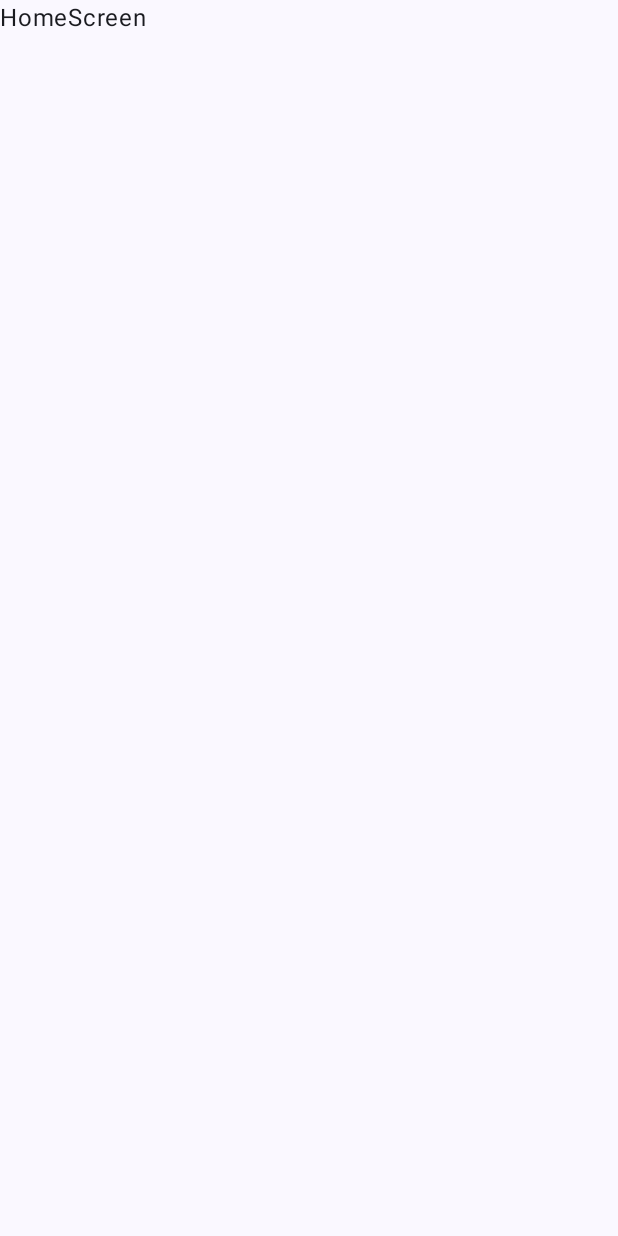
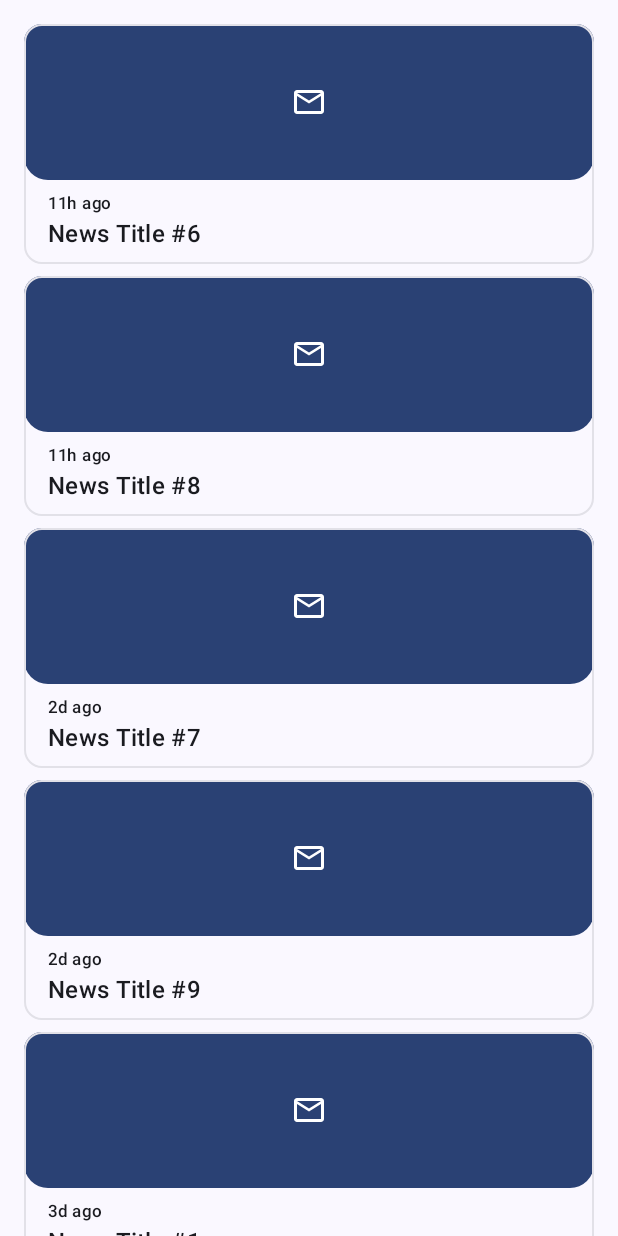
Before and after one commit to mnhyim/Newsss, an Android app built with Jetpack Compose: the screen it shows after launch (MainActivity), on a phone screen of 412 x 824 dp. Before the commit the screen is almost empty. Run offline under Robolectric (Android 15) with nearby library versions, the phone set to English and light mode, and no system bars.

Commit message:
feat: develop home screen ui even further using dummy data

```diff
--- /dev/null
+++ b/app/src/main/java/com/mnhyim/newsss/ui/components/NewsItem.kt
@@ -0,0 +1,66 @@
+package com.mnhyim.newsss.ui.components
+
+import androidx.compose.foundation.background
+import androidx.compose.foundation.layout.Box
+import androidx.compose.foundation.layout.Column
+import androidx.compose.foundation.layout.fillMaxWidth
+import androidx.compose.foundation.layout.padding
+import androidx.compose.foundation.shape.RoundedCornerShape
+import androidx.compose.material.icons.Icons
+import androidx.compose.material.icons.outlined.Email
+import androidx.compose.material3.CardDefaults
+import androidx.compose.material3.Icon
+import androidx.compose.material3.MaterialTheme
+import androidx.compose.material3.OutlinedCard
+import androidx.compose.material3.Text
+import androidx.compose.runtime.Composable
+import androidx.compose.ui.Alignment
+import androidx.compose.ui.Modifier
+import androidx.compose.ui.unit.dp
+import com.mnhyim.newsss.domain.model.News
+import com.mnhyim.newsss.ui.util.toRelativeTimeString
+
+@Composable
+fun NewsItem(
+    news: News,
+    onClick: () -> Unit,
+    modifier: Modifier = Modifier
+) {
+    OutlinedCard(
+        onClick = onClick,
+        border = CardDefaults.outlinedCardBorder(enabled = false),
+        modifier = modifier
+    ) {
+        Column {
+            /* TODO: News image should be here, fallback to icon when there's no image or network error */
+            Box(
+                contentAlignment = Alignment.Center,
+                modifier = Modifier
+                    .fillMaxWidth()
+                    .background(
+                        MaterialTheme.colorScheme.primary,
+                        RoundedCornerShape(0.dp, 0.dp, 16.dp, 16.dp)
+                    )
+            ) {
+                Icon(
+                    /* TODO: Should change to correct Icon from Material Icons Extended later */
+                    imageVector = Icons.Outlined.Email,
+                    contentDescription = null,
+                    tint = MaterialTheme.colorScheme.onPrimary,
+                    modifier = Modifier.padding(40.dp)
+                )
+            }
+
+            Text(
+                text = news.publishedAt.toRelativeTimeString(),
+                style = MaterialTheme.typography.labelSmall,
+                modifier = Modifier.padding(16.dp, 8.dp, 16.dp, 0.dp)
+            )
+            Text(
+                text = news.title,
+                style = MaterialTheme.typography.titleMedium,
+                modifier = Modifier.padding(16.dp, 0.dp, 16.dp, 8.dp)
+            )
+        }
+    }
+}
--- a/app/src/main/java/com/mnhyim/newsss/ui/feature/home/Home.kt
+++ b/app/src/main/java/com/mnhyim/newsss/ui/feature/home/Home.kt
@@ -1,28 +1,64 @@
 package com.mnhyim.newsss.ui.feature.home
 
-import androidx.compose.foundation.layout.Column
-import androidx.compose.material3.Text
+import androidx.compose.foundation.layout.Arrangement
+import androidx.compose.foundation.layout.PaddingValues
+import androidx.compose.foundation.lazy.LazyColumn
+import androidx.compose.foundation.lazy.items
 import androidx.compose.runtime.Composable
 import androidx.compose.ui.Modifier
+import androidx.compose.ui.unit.dp
+import com.mnhyim.newsss.domain.model.News
+import com.mnhyim.newsss.ui.components.NewsItem
 import com.mnhyim.newsss.ui.navigation.Routes
+import java.time.Instant
+import java.time.temporal.ChronoUnit
+import kotlin.random.Random
 
 @Composable
 fun Home(
     onNavigate: (Routes) -> Unit,
     modifier: Modifier = Modifier
 ) {
+    /* TODO: Temporary dummy news data */
+    val dummyNews = List(10) { index ->
+        val daysAgo = Random.nextLong(0, 7) // 0–6 days ago
+        val hoursAgo = Random.nextLong(0, 24)
+        val minutesAgo = Random.nextLong(0, 60)
+
+        News(
+            title = "News Title #${index + 1}",
+            source = "Source #${index + 1}",
+            description = "Lorem ipsum dolor sit amet, consectetur adipiscing elit. Sed do eiusmod tempor incididunt ut labore et dolore magna aliqua.",
+            url = "https://example.com/article/${index + 1}",
+            urlToImage = "https://picsum.photos/800/400?random=${index + 1}",
+            publishedAt = Instant.now()
+                .minus(daysAgo, ChronoUnit.DAYS)
+                .minus(hoursAgo, ChronoUnit.HOURS)
+                .minus(minutesAgo, ChronoUnit.MINUTES)
+        )
+    }.sortedByDescending { it.publishedAt }
+
     HomeScreen(
+        news = dummyNews,
         modifier = modifier
     )
 }
 
 @Composable
 private fun HomeScreen(
+    news: List<News>,
     modifier: Modifier = Modifier
 ) {
-    Column(
+    LazyColumn(
+        verticalArrangement = Arrangement.spacedBy(8.dp),
+        contentPadding = PaddingValues(16.dp),
         modifier = modifier
     ) {
-        Text(text = "HomeScreen")
+        items(items = news) {
+            NewsItem(
+                news = it,
+                onClick = {}
+            )
+        }
     }
 }
--- /dev/null
+++ b/app/src/main/java/com/mnhyim/newsss/ui/util/UiHelper.kt
@@ -0,0 +1,16 @@
+package com.mnhyim.newsss.ui.util
+
+import java.time.Duration
+import java.time.Instant
+
+fun Instant.toRelativeTimeString(): String {
+    val now = Instant.now()
+    val duration = Duration.between(this, now)
+
+    return when {
+        duration.toMinutes() < 1 -> "Just now"
+        duration.toHours() < 1 -> "${duration.toMinutes()}m ago"
+        duration.toHours() < 24 -> "${duration.toHours()}h ago"
+        else -> "${duration.toDays()}d ago"
+    }
+}
```
